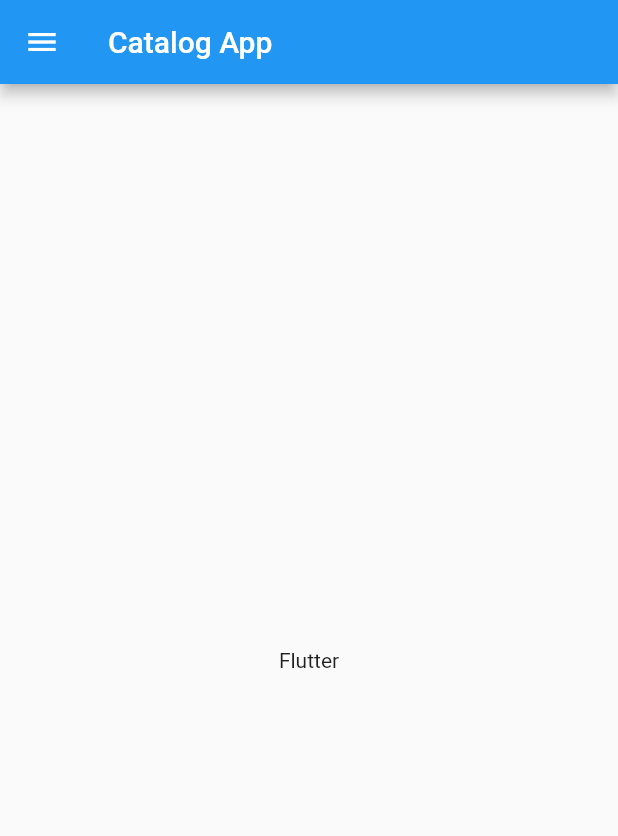
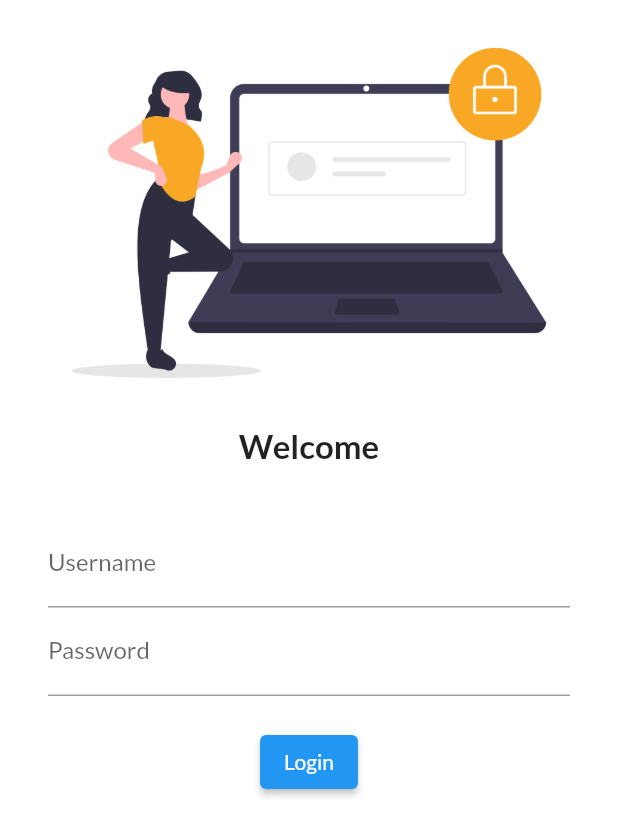
Before and after one commit to Tawsif05/flutter_catalog, a Flutter app: the screen it shows after launch, on a phone screen of 412 x 824 dp. Shown: the top 836 px of the screen. Run offline on Flutter 3.47's test engine with Material 2 defaults, Android fonts, the phone set to English and light mode, and no system bars; our stand-ins replace google_fonts.

Commit message:
day04 completed

```diff
--- a/lib/home_page.dart
+++ /dev/null
@@ -1,22 +0,0 @@
-import 'package:flutter/material.dart';
-
-class HomePage extends StatelessWidget {
-  const HomePage({ Key? key }) : super(key: key);
-
-  @override
-  Widget build(BuildContext context) {
-    return MaterialApp(
-      home: Scaffold(
-        appBar: AppBar(
-          title: Text("Catalog App"),
-        ),
-        body: Center(
-          child: Container(
-            child: Text("Flutter"),
-          ),
-        ),
-        drawer: Drawer(),
-      ),
-    );
-  }
-}
--- a/lib/main.dart
+++ b/lib/main.dart
@@ -1,5 +1,8 @@
 import 'package:flutter/material.dart';
-import 'package:flutter_catalog/home_page.dart';
+
+import 'package:google_fonts/google_fonts.dart';
+import 'pages/home_page.dart';
+import 'pages/login_page.dart';
 
 void main() {
   runApp(const MyApp());
@@ -10,6 +13,30 @@ class MyApp extends StatelessWidget {
 
   @override
   Widget build(BuildContext context) {
-    return HomePage();
+    return MaterialApp(
+
+      theme: ThemeData(
+        brightness: Brightness.light,
+        fontFamily: GoogleFonts.lato().fontFamily,
+        /* light theme settings */
+      ),
+      darkTheme: ThemeData(
+        brightness: Brightness.dark,
+        /* dark theme settings */
+      ),
+      themeMode: ThemeMode.light,
+      /* ThemeMode.system to follow system theme,
+         ThemeMode.light for light theme,
+         ThemeMode.dark for dark theme
+      */
+      debugShowCheckedModeBanner: false,
+      initialRoute: "/",
+      routes: {
+        "/": (context)=> LoginPage(),
+        "/home": (context)=> HomePage(),
+        "/login": (context)=> LoginPage(),
+      },
+
+    );
   }
 }
--- /dev/null
+++ b/lib/pages/home_page.dart
@@ -0,0 +1,20 @@
+import 'package:flutter/material.dart';
+
+class HomePage extends StatelessWidget {
+  const HomePage({Key? key}) : super(key: key);
+
+  @override
+  Widget build(BuildContext context) {
+    return Scaffold(
+      appBar: AppBar(
+        title: Text("Catalog App"),
+      ),
+      body: Center(
+        child: Container(
+          child: Text("Flutter"),
+        ),
+      ),
+      drawer: Drawer(),
+    );
+  }
+}
--- /dev/null
+++ b/lib/pages/login_page.dart
@@ -0,0 +1,50 @@
+import 'package:flutter/material.dart';
+
+class LoginPage extends StatelessWidget {
+  const LoginPage({Key? key}) : super(key: key);
+
+  @override
+  Widget build(BuildContext context) {
+    return Material(
+      color: Colors.white,
+      child: Column(
+        children: [
+          Image.asset("assets/images/login.png", fit: BoxFit.cover),
+          Text(
+            "Welcome",
+            style: TextStyle(fontSize: 22, fontWeight: FontWeight.bold),
+          ),
+          SizedBox(
+            height: 20,
+          ),
+          Padding(
+            padding: const EdgeInsets.symmetric(vertical: 16, horizontal: 32),
+            child: Column(
+              children: [
+                TextFormField(
+                  decoration: InputDecoration(
+                      hintText: "Enter Username", labelText: "Username"),
+                ),
+                TextFormField(
+                  obscureText: true,
+                  decoration: InputDecoration(
+                      hintText: "Enter Password", labelText: "Password"),
+                ),
+                SizedBox(
+                  height: 20,
+                ),
+                ElevatedButton(
+                  onPressed: () {
+                    print("object");
+                  },
+                  child: Text("Login"),
+                  style: TextButton.styleFrom(),
+                )
+              ],
+            ),
+          )
+        ],
+      ),
+    );
+  }
+}
--- a/pubspec.yaml
+++ b/pubspec.yaml
@@ -34,6 +34,7 @@ dependencies:
   # The following adds the Cupertino Icons font to your application.
   # Use with the CupertinoIcons class for iOS style icons.
   cupertino_icons: ^1.0.2
+  google_fonts: ^2.1.0
 
 dev_dependencies:
   flutter_test:
@@ -58,9 +59,8 @@ flutter:
   uses-material-design: true
 
   # To add assets to your application, add an assets section, like this:
-  # assets:
-  #   - images/a_dot_burr.jpeg
-  #   - images/a_dot_ham.jpeg
+  assets:
+    - assets/images/
 
   # An image asset can refer to one or more resolution-specific "variants", see
   # https://flutter.dev/assets-and-images/#resolution-aware.
```
Also changed, not shown: assets/images/login.png (added), pubspec.lock.
